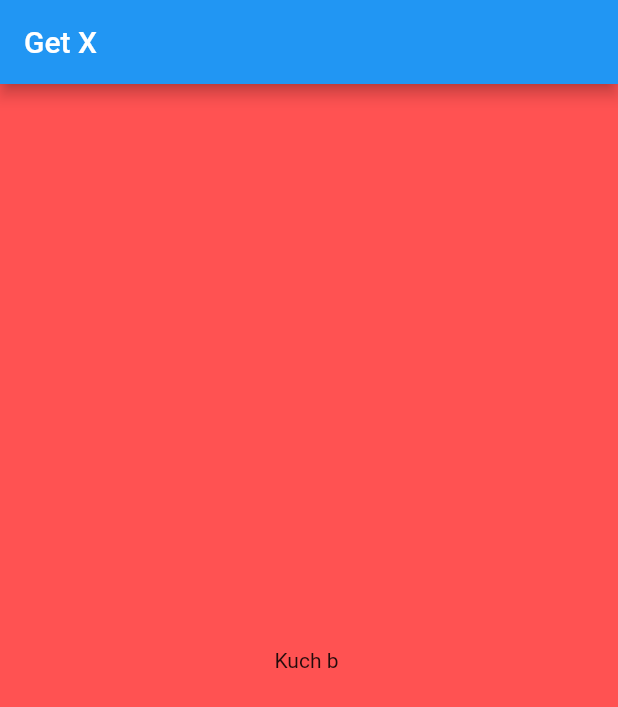
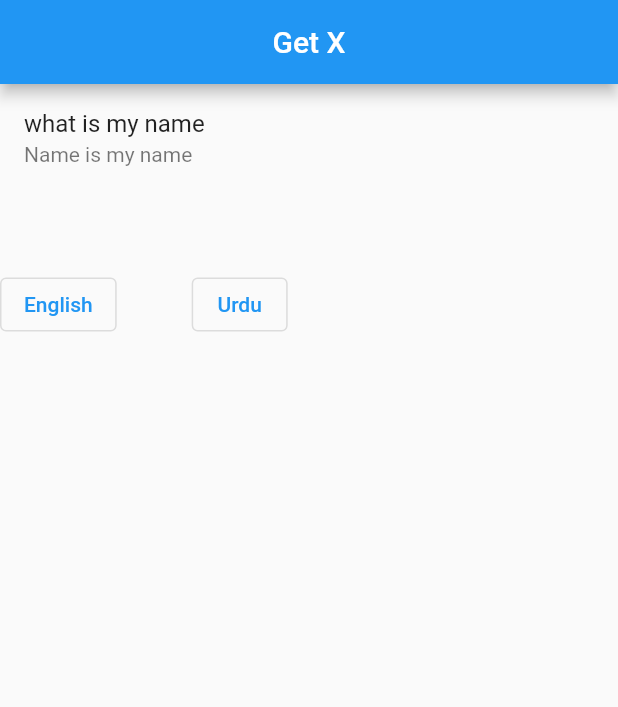
Before and after one commit to sufyansafi/getxseries, a Flutter app: the screen it shows after launch, on a phone screen of 412 x 824 dp. Shown: the top 707 px of the screen. Run offline on Flutter 3.47's test engine with Material 2 defaults, Android fonts, the phone set to English and light mode, and no system bars; our stand-ins replace get.

Commit message:
getx language localization

```diff
--- /dev/null
+++ b/lib/languages.dart
@@ -0,0 +1,17 @@
+import 'package:get/get_navigation/get_navigation.dart';
+
+class Language extends Translations {
+  @override
+  // ignore: todo
+  // TODO: implement keys
+  Map<String, Map<String, String>> get keys => {
+        "en_Us": {
+          "message": "what is my name",
+          "name": "Name is my name",
+        },
+        "ur_Pk": {
+          "message": "میرا نام کیا ہے",
+          "name": "نام میرا نام ہے۔",
+        },
+      };
+}
--- a/lib/main.dart
+++ b/lib/main.dart
@@ -3,6 +3,7 @@ import 'package:get/get_connect/http/src/utils/utils.dart';
 import 'package:get/get_navigation/src/root/get_material_app.dart';
 import 'package:get/route_manager.dart';
 import 'package:getxseries/homescree.dart';
+import 'package:getxseries/languages.dart';
 
 import 'getx1.dart';
 import 'screen1.dart';
@@ -18,14 +19,15 @@ class MyApp extends StatelessWidget {
   @override
   Widget build(BuildContext context) {
     return GetMaterialApp(
+      translations: Language(),
+      locale: const Locale("en", "Us"),
+      // fallbackLocale: const Locale("en" "Us"),
       debugShowCheckedModeBanner: false,
       title: 'Flutter Demo',
       theme: ThemeData(
         primarySwatch: Colors.blue,
       ),
-      home: ScreenOne(
-
-      ),
+      home: const ScreenOne(),
       // getPages: [
       //   GetPage(name: "/", page: ()=> Homescreen(name: "")),
       //   GetPage(name: "/", page: ()=> Getx1(name: '',)),
--- a/lib/screen1.dart
+++ b/lib/screen1.dart
@@ -15,11 +15,42 @@ class _ScreenOneState extends State<ScreenOne> {
     return Scaffold(
       appBar: AppBar(
         title: Text("Get X"),
+        centerTitle: true,
       ),
-      body: Container(
-        width: Get.width,
-        color: Colors.redAccent,
-        child: Center(child: Text("Kuch b ")),
+      // body: Container(
+      //   width: Get.width,
+      //   color: Colors.redAccent,
+      //   child: Center(child: Text("Kuch b ")),
+      // ),
+      body: Column(
+        children: [
+          ListTile(
+            title: Text("message".tr),
+            subtitle: Text("name".tr),
+          ),
+          const SizedBox(
+            height: 50,
+            width: 50,
+          ),
+          Row(
+            children: [
+              OutlinedButton(
+                  onPressed: () {
+                    Get.updateLocale(const Locale("en", "Us"));
+                  },
+                  child: const Text("English")),
+              const SizedBox(
+                height: 50,
+                width: 50,
+              ),
+              OutlinedButton(
+                  onPressed: () {
+                    Get.updateLocale(const Locale("ur", "Pk"));
+                  },
+                  child: const Text("Urdu")),
+            ],
+          )
+        ],
       ),
     );
   }
```
Also changed, not shown: pubspec.yaml (+5 -3 lines), assets/download (1).png (added), 38 other files.
